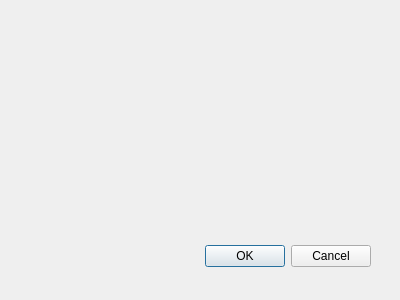
This is proyecto_final/Leds_App/register.ui in alexanderDz/Alse as Qt 5 draws it before an edit. The edited form follows.
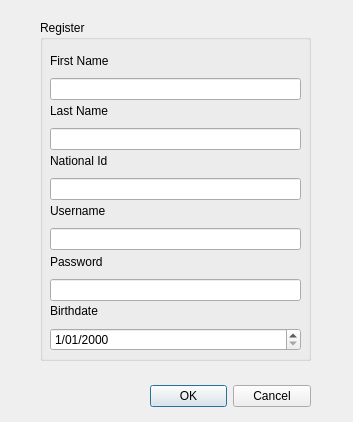
This is the edited form.

```diff
--- a/proyecto_final/Leds_App/register.ui
+++ b/proyecto_final/Leds_App/register.ui
@@ -8,19 +8,31 @@
    <rect>
     <x>0</x>
     <y>0</y>
-    <width>400</width>
-    <height>300</height>
+    <width>353</width>
+    <height>422</height>
    </rect>
   </property>
+  <property name="minimumSize">
+   <size>
+    <width>353</width>
+    <height>422</height>
+   </size>
+  </property>
+  <property name="maximumSize">
+   <size>
+    <width>353</width>
+    <height>422</height>
+   </size>
+  </property>
   <property name="windowTitle">
    <string>Dialog</string>
   </property>
   <widget class="QDialogButtonBox" name="buttonBox">
    <property name="geometry">
     <rect>
-     <x>30</x>
-     <y>240</y>
-     <width>341</width>
+     <x>150</x>
+     <y>380</y>
+     <width>161</width>
      <height>32</height>
     </rect>
    </property>
@@ -31,6 +43,159 @@
     <set>QDialogButtonBox::Cancel|QDialogButtonBox::Ok</set>
    </property>
   </widget>
+  <widget class="QGroupBox" name="groupBox_2">
+   <property name="geometry">
+    <rect>
+     <x>40</x>
+     <y>20</y>
+     <width>271</width>
+     <height>341</height>
+    </rect>
+   </property>
+   <property name="title">
+    <string>Register</string>
+   </property>
+   <widget class="QWidget" name="layoutWidget_4">
+    <property name="geometry">
+     <rect>
+      <x>10</x>
+      <y>80</y>
+      <width>251</width>
+      <height>50</height>
+     </rect>
+    </property>
+    <layout class="QVBoxLayout" name="verticalLayout_2">
+     <item>
+      <widget class="QLabel" name="label_2">
+       <property name="text">
+        <string>Last Name</string>
+       </property>
+      </widget>
+     </item>
+     <item>
+      <widget class="QLineEdit" name="_txtR_LsName"/>
+     </item>
+    </layout>
+   </widget>
+   <widget class="QWidget" name="layoutWidget_5">
+    <property name="geometry">
+     <rect>
+      <x>10</x>
+      <y>130</y>
+      <width>251</width>
+      <height>50</height>
+     </rect>
+    </property>
+    <layout class="QVBoxLayout" name="verticalLayout_3">
+     <item>
+      <widget class="QLabel" name="label_3">
+       <property name="text">
+        <string>National Id</string>
+       </property>
+      </widget>
+     </item>
+     <item>
+      <widget class="QLineEdit" name="_txtR_national_id"/>
+     </item>
+    </layout>
+   </widget>
+   <widget class="QWidget" name="layoutWidget_6">
+    <property name="geometry">
+     <rect>
+      <x>10</x>
+      <y>180</y>
+      <width>251</width>
+      <height>50</height>
+     </rect>
+    </property>
+    <layout class="QVBoxLayout" name="verticalLayout_4">
+     <item>
+      <widget class="QLabel" name="label_4">
+       <property name="text">
+        <string>Username</string>
+       </property>
+      </widget>
+     </item>
+     <item>
+      <widget class="QLineEdit" name="_txtR_usrnm"/>
+     </item>
+    </layout>
+   </widget>
+   <widget class="QWidget" name="layoutWidget_7">
+    <property name="geometry">
+     <rect>
+      <x>10</x>
+      <y>230</y>
+      <width>251</width>
+      <height>51</height>
+     </rect>
+    </property>
+    <layout class="QVBoxLayout" name="verticalLayout_5">
+     <item>
+      <widget class="QLabel" name="label_5">
+       <property name="text">
+        <string>Password</string>
+       </property>
+      </widget>
+     </item>
+     <item>
+      <widget class="QLineEdit" name="_txtR_psswd">
+       <property name="echoMode">
+        <enum>QLineEdit::Password</enum>
+       </property>
+      </widget>
+     </item>
+    </layout>
+   </widget>
+   <widget class="QWidget" name="layoutWidget">
+    <property name="geometry">
+     <rect>
+      <x>10</x>
+      <y>30</y>
+      <width>251</width>
+      <height>50</height>
+     </rect>
+    </property>
+    <layout class="QVBoxLayout" name="verticalLayout">
+     <item>
+      <widget class="QLabel" name="label">
+       <property name="text">
+        <string>First Name</string>
+       </property>
+      </widget>
+     </item>
+     <item>
+      <widget class="QLineEdit" name="_txtR_name"/>
+     </item>
+    </layout>
+   </widget>
+   <widget class="QWidget" name="layoutWidget_2">
+    <property name="geometry">
+     <rect>
+      <x>10</x>
+      <y>280</y>
+      <width>251</width>
+      <height>51</height>
+     </rect>
+    </property>
+    <layout class="QVBoxLayout" name="verticalLayout_6">
+     <item>
+      <widget class="QLabel" name="label_6">
+       <property name="text">
+        <string>Birthdate</string>
+       </property>
+      </widget>
+     </item>
+     <item>
+      <widget class="QDateEdit" name="_birthdate">
+       <property name="displayFormat">
+        <string>d/MM/yyyy</string>
+       </property>
+      </widget>
+     </item>
+    </layout>
+   </widget>
+  </widget>
  </widget>
  <pixmapfunction/>
  <resources/>
```
Left out of the diff: 5 changed lines with no effect on the pictures.
